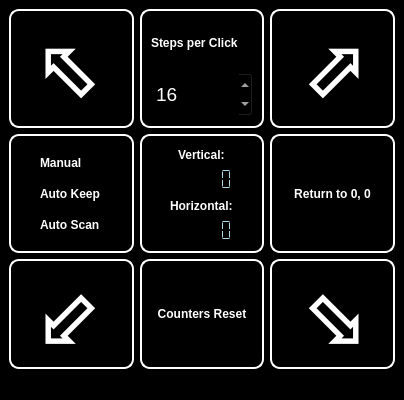
Qt form axis45.ui (muchnoi/motor) before a commit.
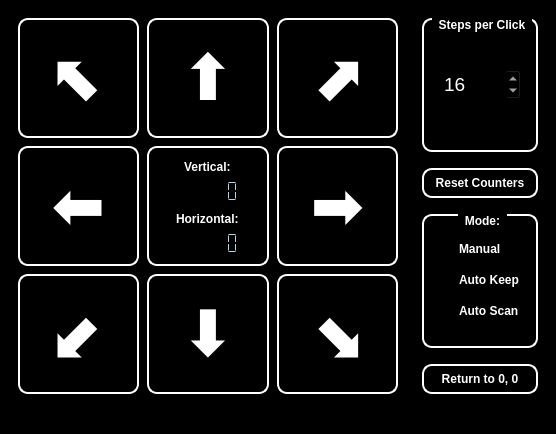
The same form after that commit.

Commit message: 45 degree mirror first try

Patch:
```diff
--- a/axis45.ui
+++ b/axis45.ui
@@ -6,8 +6,8 @@
    <rect>
     <x>0</x>
     <y>0</y>
-    <width>404</width>
-    <height>400</height>
+    <width>556</width>
+    <height>430</height>
    </rect>
   </property>
   <property name="windowTitle">
@@ -15,14 +15,8 @@
   </property>
   <property name="styleSheet">
    <string notr="true">QWidget{background-color:black;}
-QFrame{
-    border-style: outset;
-    border-width: 2px;
-    border-radius: 10px;
-    border-color: white;
-    color: white; 
-    background-color:black;
-}
+
+
 QLCDNumber{
    color: white; 
    background-color:black; 
@@ -54,19 +48,209 @@
    padding: 6px;
    font-weight: bold;
 }
+QGroupBox {
+   background-color: black;
+   color: white;
+   border-style: outset;
+   border-width: 2px;
+   border-radius: 10px;
+   border-color: white;
+   padding: 6px;
+   font-weight: bold;
+}
+QGroupBox::title {  subcontrol-origin: margin;   subcontrol-position: top center;    padding:  0px 5px;  }
+
+
 QPushButton:hover {color: yellow;}
 QLCDNumber {color: lightblue;}
 </string>
   </property>
   <widget class="QWidget" name="centralwidget">
+   <layout class="QHBoxLayout" name="horizontalLayout">
+    <item>
+     <widget class="QFrame" name="LeftFrame">
+      <property name="frameShape">
+       <enum>QFrame::NoFrame</enum>
+      </property>
+      <property name="frameShadow">
+       <enum>QFrame::Plain</enum>
+      </property>
+      <property name="lineWidth">
+       <number>0</number>
+      </property>
    <layout class="QGridLayout" name="gridLayout">
-    <item row="1" column="2">
-     <widget class="QFrame" name="frame">
+       <property name="spacing">
+        <number>8</number>
+       </property>
+       <item row="0" column="0">
+        <widget class="QPushButton" name="LeftUpButt">
+         <property name="sizePolicy">
+          <sizepolicy hsizetype="Preferred" vsizetype="Preferred">
+           <horstretch>0</horstretch>
+           <verstretch>0</verstretch>
+          </sizepolicy>
+         </property>
+         <property name="minimumSize">
+          <size>
+           <width>120</width>
+           <height>120</height>
+          </size>
+         </property>
+         <property name="maximumSize">
+          <size>
+           <width>1000</width>
+           <height>1000</height>
+          </size>
+         </property>
+         <property name="font">
+          <font>
+           <pointsize>48</pointsize>
+           <weight>75</weight>
+           <bold>true</bold>
+          </font>
+         </property>
+         <property name="text">
+          <string>⬉</string>
+         </property>
+        </widget>
+       </item>
+       <item row="0" column="1">
+        <widget class="QPushButton" name="UpButt">
+         <property name="sizePolicy">
+          <sizepolicy hsizetype="Preferred" vsizetype="Preferred">
+           <horstretch>0</horstretch>
+           <verstretch>0</verstretch>
+          </sizepolicy>
+         </property>
+         <property name="minimumSize">
+          <size>
+           <width>120</width>
+           <height>120</height>
+          </size>
+         </property>
+         <property name="maximumSize">
+          <size>
+           <width>1000</width>
+           <height>1000</height>
+          </size>
+         </property>
+         <property name="font">
+          <font>
+           <pointsize>48</pointsize>
+           <weight>75</weight>
+           <bold>true</bold>
+          </font>
+         </property>
+         <property name="text">
+          <string>⬆</string>
+         </property>
+         <property name="shortcut">
+          <string>Up</string>
+         </property>
+        </widget>
+       </item>
+       <item row="0" column="2">
+        <widget class="QPushButton" name="RightUpButt">
+         <property name="sizePolicy">
+          <sizepolicy hsizetype="Preferred" vsizetype="Preferred">
+           <horstretch>0</horstretch>
+           <verstretch>0</verstretch>
+          </sizepolicy>
+         </property>
+         <property name="minimumSize">
+          <size>
+           <width>120</width>
+           <height>120</height>
+          </size>
+         </property>
+         <property name="maximumSize">
+          <size>
+           <width>1000</width>
+           <height>1000</height>
+          </size>
+         </property>
+         <property name="font">
+          <font>
+           <pointsize>48</pointsize>
+           <weight>75</weight>
+           <bold>true</bold>
+          </font>
+         </property>
       <property name="styleSheet">
        <string notr="true"/>
       </property>
+         <property name="text">
+          <string>⬈</string>
+         </property>
+        </widget>
+       </item>
+       <item row="1" column="0">
+        <widget class="QPushButton" name="LeftButt">
+         <property name="sizePolicy">
+          <sizepolicy hsizetype="Preferred" vsizetype="Preferred">
+           <horstretch>0</horstretch>
+           <verstretch>0</verstretch>
+          </sizepolicy>
+         </property>
+         <property name="minimumSize">
+          <size>
+           <width>120</width>
+           <height>120</height>
+          </size>
+         </property>
+         <property name="maximumSize">
+          <size>
+           <width>1000</width>
+           <height>1000</height>
+          </size>
+         </property>
+         <property name="font">
+          <font>
+           <pointsize>48</pointsize>
+           <weight>75</weight>
+           <bold>true</bold>
+          </font>
+         </property>
+         <property name="text">
+          <string>⬅</string>
+         </property>
+         <property name="shortcut">
+          <string>Left</string>
+         </property>
+        </widget>
+       </item>
+       <item row="1" column="1">
+        <widget class="QFrame" name="CountersFrame">
+         <property name="sizePolicy">
+          <sizepolicy hsizetype="Preferred" vsizetype="Preferred">
+           <horstretch>0</horstretch>
+           <verstretch>0</verstretch>
+          </sizepolicy>
+         </property>
+         <property name="minimumSize">
+          <size>
+           <width>120</width>
+           <height>120</height>
+          </size>
+         </property>
+         <property name="maximumSize">
+          <size>
+           <width>1000</width>
+           <height>1000</height>
+          </size>
+         </property>
+         <property name="styleSheet">
+          <string notr="true">QFrame#CountersFrame{
+    border-style: outset;
+    border-width: 2px;
+    border-radius: 10px;
+    border-color: white;
+    color: white; 
+    background-color:black;
+}</string>
+         </property>
       <property name="frameShape">
-       <enum>QFrame::NoFrame</enum>
+          <enum>QFrame::Box</enum>
       </property>
       <property name="frameShadow">
        <enum>QFrame::Raised</enum>
@@ -112,26 +296,171 @@
       </layout>
      </widget>
     </item>
-    <item row="0" column="2">
-     <widget class="QFrame" name="frame_3">
+       <item row="1" column="2">
+        <widget class="QPushButton" name="RightButt">
+         <property name="sizePolicy">
+          <sizepolicy hsizetype="Preferred" vsizetype="Preferred">
+           <horstretch>0</horstretch>
+           <verstretch>0</verstretch>
+          </sizepolicy>
+         </property>
+         <property name="minimumSize">
+          <size>
+           <width>120</width>
+           <height>120</height>
+          </size>
+         </property>
+         <property name="maximumSize">
+          <size>
+           <width>1000</width>
+           <height>1000</height>
+          </size>
+         </property>
+         <property name="font">
+          <font>
+           <pointsize>48</pointsize>
+           <weight>75</weight>
+           <bold>true</bold>
+          </font>
+         </property>
+         <property name="text">
+          <string>➡</string>
+         </property>
+         <property name="shortcut">
+          <string>Right</string>
+         </property>
+        </widget>
+       </item>
+       <item row="2" column="0">
+        <widget class="QPushButton" name="LeftDownButt">
+         <property name="sizePolicy">
+          <sizepolicy hsizetype="Preferred" vsizetype="Preferred">
+           <horstretch>0</horstretch>
+           <verstretch>0</verstretch>
+          </sizepolicy>
+         </property>
+         <property name="minimumSize">
+          <size>
+           <width>120</width>
+           <height>120</height>
+          </size>
+         </property>
+         <property name="maximumSize">
+          <size>
+           <width>1000</width>
+           <height>1000</height>
+          </size>
+         </property>
+         <property name="font">
+          <font>
+           <pointsize>48</pointsize>
+           <weight>75</weight>
+           <bold>true</bold>
+          </font>
+         </property>
+         <property name="text">
+          <string>⬋</string>
+         </property>
+        </widget>
+       </item>
+       <item row="2" column="1">
+        <widget class="QPushButton" name="DownButt">
+         <property name="sizePolicy">
+          <sizepolicy hsizetype="Preferred" vsizetype="Preferred">
+           <horstretch>0</horstretch>
+           <verstretch>0</verstretch>
+          </sizepolicy>
+         </property>
+         <property name="minimumSize">
+          <size>
+           <width>120</width>
+           <height>120</height>
+          </size>
+         </property>
+         <property name="maximumSize">
+          <size>
+           <width>1000</width>
+           <height>1000</height>
+          </size>
+         </property>
+         <property name="font">
+          <font>
+           <pointsize>48</pointsize>
+           <weight>75</weight>
+           <bold>true</bold>
+          </font>
+         </property>
+         <property name="text">
+          <string>⬇</string>
+         </property>
+         <property name="shortcut">
+          <string>Down</string>
+         </property>
+        </widget>
+       </item>
+       <item row="2" column="2">
+        <widget class="QPushButton" name="RightDownButt">
+         <property name="sizePolicy">
+          <sizepolicy hsizetype="Preferred" vsizetype="Preferred">
+           <horstretch>0</horstretch>
+           <verstretch>0</verstretch>
+          </sizepolicy>
+         </property>
+         <property name="minimumSize">
+          <size>
+           <width>120</width>
+           <height>120</height>
+          </size>
+         </property>
+         <property name="maximumSize">
+          <size>
+           <width>1000</width>
+           <height>1000</height>
+          </size>
+         </property>
+         <property name="font">
+          <font>
+           <pointsize>48</pointsize>
+           <weight>75</weight>
+           <bold>true</bold>
+          </font>
+         </property>
+         <property name="text">
+          <string>⬊</string>
+         </property>
+        </widget>
+       </item>
+      </layout>
+     </widget>
+    </item>
+    <item>
+     <widget class="QFrame" name="RightFrame">
+      <property name="sizePolicy">
+       <sizepolicy hsizetype="Fixed" vsizetype="Preferred">
+        <horstretch>0</horstretch>
+        <verstretch>0</verstretch>
+       </sizepolicy>
+      </property>
       <property name="frameShape">
        <enum>QFrame::NoFrame</enum>
       </property>
       <property name="frameShadow">
-       <enum>QFrame::Raised</enum>
+       <enum>QFrame::Plain</enum>
       </property>
       <layout class="QVBoxLayout" name="verticalLayout_2">
+       <property name="spacing">
+        <number>16</number>
+       </property>
        <item>
-        <widget class="QLabel" name="label_3">
-         <property name="text">
+        <widget class="QGroupBox" name="StepsGroup">
+         <property name="title">
           <string>Steps per Click</string>
          </property>
-        </widget>
-       </item>
+         <layout class="QVBoxLayout" name="verticalLayout_3">
        <item>
         <widget class="QSpinBox" name="StepsBox">
          <property name="sizePolicy">
-          <sizepolicy hsizetype="Preferred" vsizetype="Preferred">
+             <sizepolicy hsizetype="Preferred" vsizetype="Maximum">
            <horstretch>0</horstretch>
            <verstretch>0</verstretch>
           </sizepolicy>
@@ -158,15 +487,25 @@
       </layout>
      </widget>
     </item>
-    <item row="1" column="1">
-     <widget class="QFrame" name="frame_2">
-      <property name="frameShape">
-       <enum>QFrame::NoFrame</enum>
-      </property>
-      <property name="frameShadow">
-       <enum>QFrame::Raised</enum>
-      </property>
-      <layout class="QVBoxLayout" name="verticalLayout_3">
+       <item>
+        <widget class="QPushButton" name="ResetButt">
+         <property name="sizePolicy">
+          <sizepolicy hsizetype="Preferred" vsizetype="Maximum">
+           <horstretch>0</horstretch>
+           <verstretch>0</verstretch>
+          </sizepolicy>
+         </property>
+         <property name="text">
+          <string>Reset Counters</string>
+         </property>
+        </widget>
+       </item>
+       <item>
+        <widget class="QGroupBox" name="ModeGroup">
+         <property name="title">
+          <string>Mode:</string>
+         </property>
+         <layout class="QVBoxLayout" name="verticalLayout_4">
        <item>
         <widget class="QRadioButton" name="ManualButton">
          <property name="text">
@@ -191,10 +530,10 @@
       </layout>
      </widget>
     </item>
-    <item row="1" column="4">
-     <widget class="QPushButton" name="ReturnButton">
+       <item>
+        <widget class="QPushButton" name="ReturnButt">
       <property name="sizePolicy">
-       <sizepolicy hsizetype="Preferred" vsizetype="Preferred">
+          <sizepolicy hsizetype="Preferred" vsizetype="Maximum">
         <horstretch>0</horstretch>
         <verstretch>0</verstretch>
        </sizepolicy>
@@ -204,118 +543,17 @@
       </property>
      </widget>
     </item>
-    <item row="2" column="4">
-     <widget class="QPushButton" name="RightButton">
-      <property name="sizePolicy">
-       <sizepolicy hsizetype="Preferred" vsizetype="Preferred">
-        <horstretch>0</horstretch>
-        <verstretch>0</verstretch>
-       </sizepolicy>
-      </property>
-      <property name="font">
-       <font>
-        <pointsize>60</pointsize>
-        <weight>75</weight>
-        <bold>true</bold>
-       </font>
-      </property>
-      <property name="text">
-       <string>⬂</string>
-      </property>
-      <property name="shortcut">
-       <string>Right</string>
-      </property>
+      </layout>
      </widget>
     </item>
-    <item row="0" column="1">
-     <widget class="QPushButton" name="LeftButton">
-      <property name="sizePolicy">
-       <sizepolicy hsizetype="Preferred" vsizetype="Preferred">
-        <horstretch>0</horstretch>
-        <verstretch>0</verstretch>
-       </sizepolicy>
-      </property>
-      <property name="font">
-       <font>
-        <pointsize>60</pointsize>
-        <weight>75</weight>
-        <bold>true</bold>
-       </font>
-      </property>
-      <property name="text">
-       <string>⬁</string>
-      </property>
-      <property name="shortcut">
-       <string>Left</string>
-      </property>
-     </widget>
-    </item>
-    <item row="0" column="4">
-     <widget class="QPushButton" name="UpButton">
-      <property name="sizePolicy">
-       <sizepolicy hsizetype="Preferred" vsizetype="Preferred">
-        <horstretch>0</horstretch>
-        <verstretch>0</verstretch>
-       </sizepolicy>
-      </property>
-      <property name="font">
-       <font>
-        <pointsize>60</pointsize>
-        <weight>75</weight>
-        <bold>true</bold>
-       </font>
-      </property>
-      <property name="styleSheet">
-       <string notr="true"/>
-      </property>
-      <property name="text">
-       <string>⬀</string>
-      </property>
-      <property name="shortcut">
-       <string>Up</string>
-      </property>
-     </widget>
-    </item>
-    <item row="2" column="2">
-     <widget class="QPushButton" name="ResetButton">
-      <property name="sizePolicy">
-       <sizepolicy hsizetype="Preferred" vsizetype="Preferred">
-        <horstretch>0</horstretch>
-        <verstretch>0</verstretch>
-       </sizepolicy>
-      </property>
-      <property name="text">
-       <string>Counters Reset</string>
-      </property>
-     </widget>
-    </item>
-    <item row="2" column="1">
-     <widget class="QPushButton" name="DownButton">
-      <property name="font">
-       <font>
-        <pointsize>60</pointsize>
-        <weight>75</weight>
-        <bold>true</bold>
-       </font>
-      </property>
-      <property name="text">
-       <string>⬃</string>
-      </property>
-      <property name="shortcut">
-       <string>Down</string>
-      </property>
-     </widget>
-    </item>
-   </layout>
-  </widget>
-  <widget class="QStatusBar" name="statusbar"/>
- </widget>
- <tabstops>
-  <tabstop>ManualButton</tabstop>
-  <tabstop>AutoKeepButton</tabstop>
-  <tabstop>AutoScanButton</tabstop>
-  <tabstop>StepsBox</tabstop>
- </tabstops>
+   </layout>
+  </widget>
+  <widget class="QStatusBar" name="statusbar">
+   <property name="enabled">
+    <bool>true</bool>
+   </property>
+  </widget>
+ </widget>
  <resources/>
  <connections/>
 </ui>
```
Left out of the diff: 14 changed lines with no effect on the pictures. Lines whose indentation alone changed are shown as unchanged. The commit also changes 2 other files.
